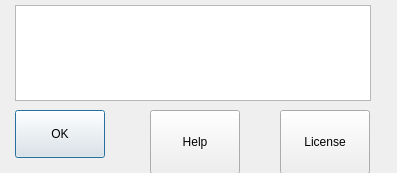
This is ui/helpbox.ui in berndhs/notably as Qt 5 draws it before an edit. The edited form follows.
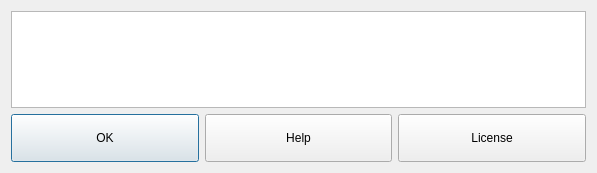
This is the edited form. Icons and pictures are not drawn.

Commit message: button sizes, help browser title, icon

```diff
--- a/ui/helpbox.ui
+++ b/ui/helpbox.ui
@@ -6,7 +6,7 @@
    <rect>
     <x>0</x>
     <y>0</y>
-    <width>397</width>
+    <width>597</width>
     <height>173</height>
    </rect>
   </property>
@@ -17,55 +17,54 @@
    <iconset resource="../nota.qrc">
     <normaloff>:/img/nb.png</normaloff>:/img/nb.png</iconset>
   </property>
+  <layout class="QGridLayout" name="gridLayout">
+   <item row="0" column="0">
+    <widget class="QTextBrowser" name="textBox"/>
+   </item>
+   <item row="1" column="0">
+    <layout class="QHBoxLayout" name="horizontalLayout">
+     <item>
   <widget class="QPushButton" name="okButton">
-   <property name="geometry">
-    <rect>
-     <x>15</x>
-     <y>110</y>
-     <width>90</width>
+       <property name="minimumSize">
+        <size>
+         <width>0</width>
      <height>48</height>
-    </rect>
+        </size>
    </property>
    <property name="text">
     <string>OK</string>
    </property>
   </widget>
+     </item>
+     <item>
   <widget class="QPushButton" name="helpButton">
-   <property name="geometry">
-    <rect>
-     <x>150</x>
-     <y>110</y>
-     <width>90</width>
-     <height>64</height>
-    </rect>
+       <property name="minimumSize">
+        <size>
+         <width>0</width>
+         <height>48</height>
+        </size>
    </property>
    <property name="text">
     <string>Help</string>
    </property>
   </widget>
+     </item>
+     <item>
   <widget class="QPushButton" name="licenseButton">
-   <property name="geometry">
-    <rect>
-     <x>280</x>
-     <y>110</y>
-     <width>90</width>
-     <height>64</height>
-    </rect>
+       <property name="minimumSize">
+        <size>
+         <width>0</width>
+         <height>48</height>
+        </size>
    </property>
    <property name="text">
     <string>License</string>
    </property>
   </widget>
-  <widget class="QTextBrowser" name="textBox">
-   <property name="geometry">
-    <rect>
-     <x>15</x>
-     <y>5</y>
-     <width>356</width>
-     <height>96</height>
-    </rect>
-   </property>
-  </widget>
+     </item>
+    </layout>
+   </item>
+  </layout>
  </widget>
  <resources>
   <include location="../nota.qrc"/>
```
Lines whose indentation alone changed are shown as unchanged. The commit also changes 1 other file.
